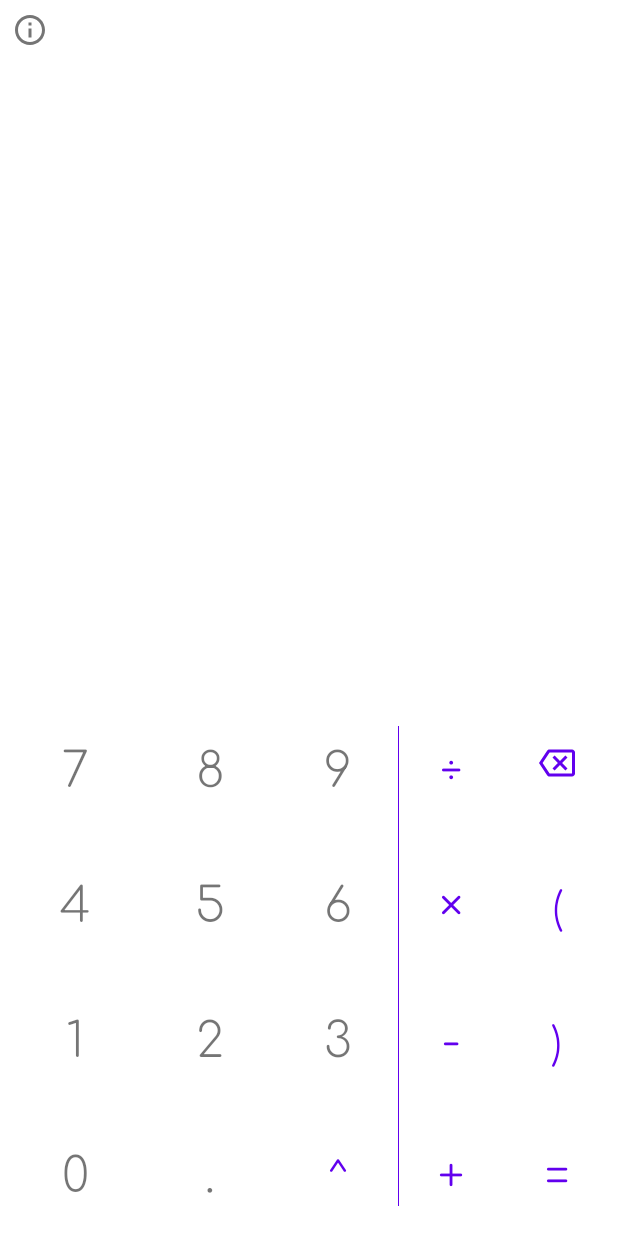
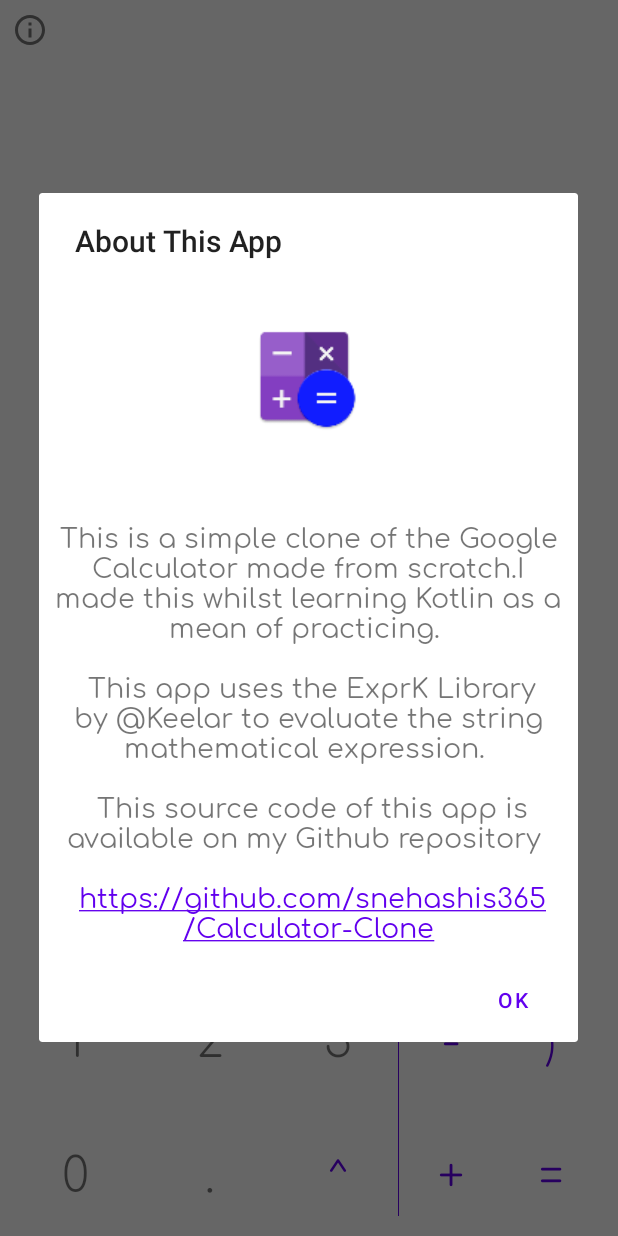
Before and after one commit to snehashis365/Calculator-Clone, an Android app: the screen it shows after launch (MainActivity), after a tap on an icon or button, on a phone screen of 412 x 824 dp. Run offline under Robolectric (Android 15) with nearby library versions, the light colour scheme and no system bars; libraries missing offline, so code that uses them is left out: com.github.keelar.exprk.

Commit message:
Added "About Dialog Box" and other changes Also a easter egg I will work on letter

```diff
--- a/app/src/main/java/com/snehashis/calculator/MainActivity.kt
+++ b/app/src/main/java/com/snehashis/calculator/MainActivity.kt
@@ -1,5 +1,6 @@
 package com.snehashis.calculator
 
+import android.content.DialogInterface
 import androidx.appcompat.app.AppCompatActivity
 import android.os.Bundle
 import android.text.Editable
@@ -7,6 +8,7 @@ import android.text.TextWatcher
 import android.util.Log
 import android.view.View
 import android.widget.Toast
+import androidx.appcompat.app.AlertDialog
 import com.github.keelar.exprk.Expressions
 import kotlinx.android.synthetic.main.activity_main.*
 
@@ -118,7 +120,15 @@ class MainActivity : AppCompatActivity() {
             numPressed('^')
         }
         btn_info.setOnClickListener {
-            Toast.makeText(this, "Info Coming Soon!!", Toast.LENGTH_SHORT).show()
+            Toast.makeText(this, "Hey there have a nice Day", Toast.LENGTH_LONG).show()
+            val about = AlertDialog.Builder(this)
+            about.setTitle("About This App")
+            val customView = layoutInflater.inflate(R.layout.dialog_about,null)
+            about.setView(customView)
+            about.setPositiveButton("Ok", DialogInterface.OnClickListener { _, _ ->
+                Toast.makeText(this, "...\ud83c\udfb2...", Toast.LENGTH_SHORT).show()
+            })
+            about.show()
         }
     }
     private fun isOperator(op: Char): Boolean = (op == '+' || op == '-' || op == '*' || op == '/' || op == '^' || op == '%')
--- a/app/src/main/res/layout/activity_main.xml
+++ b/app/src/main/res/layout/activity_main.xml
@@ -34,7 +34,8 @@
             android:fontFamily="@font/comfortaa"
             android:scrollHorizontally="false"
             android:textAlignment="textEnd"
-            android:textSize="60sp" />
+            android:textIsSelectable="true"
+            android:textSize="54sp" />
 
         <TextView
             android:id="@+id/outputField"
@@ -43,7 +44,8 @@
             android:fontFamily="@font/comfortaa_bold"
             android:textAlignment="textEnd"
             android:textColor="#795B5B5B"
-            android:textSize="48sp" />
+            android:textIsSelectable="false"
+            android:textSize="42sp" />
     </LinearLayout>
 
     <LinearLayout
@@ -191,7 +193,7 @@
             </LinearLayout>
 
             <LinearLayout
-                android:id="@+id/row4"
+                android:id="@+id/row0"
                 android:layout_width="match_parent"
                 android:layout_height="match_parent"
                 android:orientation="horizontal">
@@ -238,8 +240,8 @@
 
         <LinearLayout
             android:id="@+id/divider"
-            android:layout_width="0.5dp"
-            android:layout_height="320sp"
+            android:layout_width="0.75dp"
+            android:layout_height="333sp"
             android:layout_gravity="center"
             android:background="@color/purple_500"
             android:orientation="vertical"></LinearLayout>
@@ -279,6 +281,7 @@
                     android:clickable="true"
                     android:hapticFeedbackEnabled="true"
                     android:paddingTop="20sp"
+                    android:paddingRight="8sp"
                     android:paddingBottom="20sp"
                     app:srcCompat="@drawable/ic_backspace" />
             </LinearLayout>
@@ -311,6 +314,7 @@
                     android:fontFamily="@font/comfortaa_light"
                     android:gravity="center"
                     android:hapticFeedbackEnabled="true"
+                    android:paddingRight="8sp"
                     android:text="("
                     android:textColor="@color/purple_500"
                     android:textSize="28sp" />
@@ -344,6 +348,7 @@
                     android:fontFamily="@font/comfortaa_light"
                     android:gravity="center"
                     android:hapticFeedbackEnabled="true"
+                    android:paddingRight="8sp"
                     android:text=")"
                     android:textColor="@color/purple_500"
                     android:textSize="28sp" />
@@ -378,6 +383,7 @@
                     android:fontFamily="@font/comfortaa_light"
                     android:gravity="center"
                     android:hapticFeedbackEnabled="true"
+                    android:paddingRight="8sp"
                     android:text="="
                     android:textColor="@color/purple_500"
                     android:textSize="32sp" />
--- /dev/null
+++ b/app/src/main/res/layout/dialog_about.xml
@@ -0,0 +1,27 @@
+<?xml version="1.0" encoding="utf-8"?>
+<LinearLayout xmlns:android="http://schemas.android.com/apk/res/android"
+    xmlns:app="http://schemas.android.com/apk/res-auto"
+    android:id="@+id/aboutLayout"
+    android:layout_width="match_parent"
+    android:layout_height="match_parent"
+    android:orientation="vertical">
+
+    <ImageView
+        android:id="@+id/appIconImage"
+        android:layout_width="160dp"
+        android:layout_height="160dp"
+        android:layout_gravity="center_horizontal"
+        app:srcCompat="@mipmap/ic_launcher_foreground" />
+
+    <TextView
+        android:id="@+id/messageText"
+        android:layout_width="match_parent"
+        android:layout_height="wrap_content"
+        android:autoLink="web"
+        android:fontFamily="@font/comfortaa"
+        android:gravity="center"
+        android:padding="8dp"
+        android:text="@string/about_msg"
+        android:textColorLink="@color/purple_500"
+        android:textSize="18sp" />
+</LinearLayout>
```
